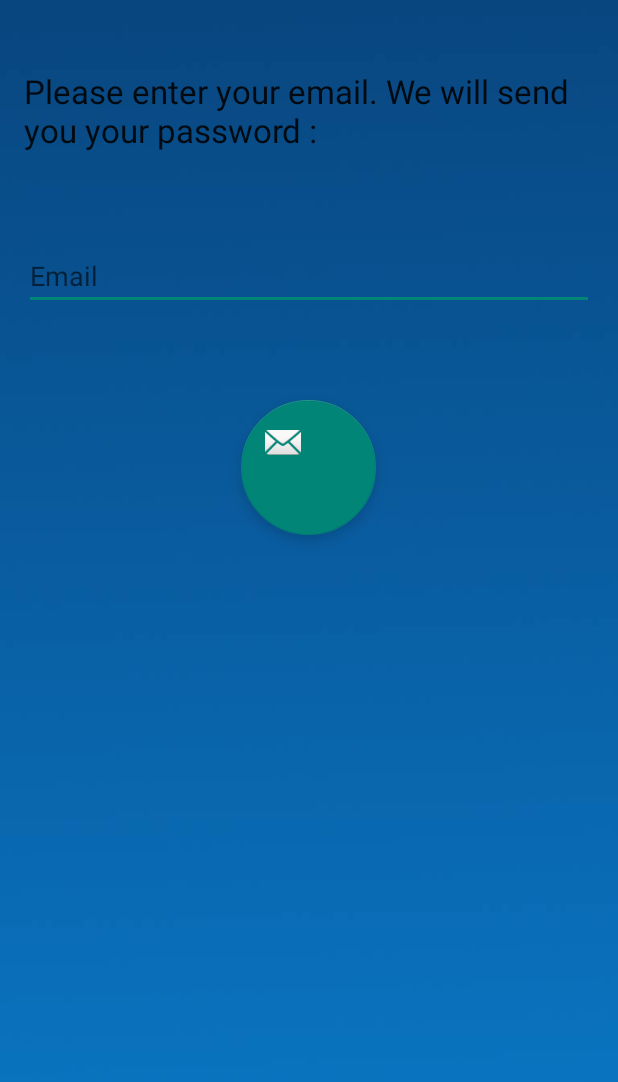
After one commit to Juma94/BattleTap, an Android app: the PasswordForgottenActivity screen opened directly, with no data from a screen before it, on a phone screen of 412 x 824 dp. The commit adds this screen. Shown: the top 1082 px of the screen. Run offline under Robolectric (Android 15) with nearby library versions, the phone set to English and light mode, and no system bars.

Commit message:
Ajout de activity password forgotten

```diff
--- a/app/src/main/AndroidManifest.xml
+++ b/app/src/main/AndroidManifest.xml
@@ -31,6 +31,11 @@
         </activity>
         <activity android:name=".CreateAccountActivity" >
         </activity>
+        <activity
+            android:name=".PasswordForgottenActivity"
+            android:label="@string/title_activity_password_forgotten"
+            android:theme="@style/AppTheme.NoActionBar" >
+        </activity>
     </application>
 
 </manifest>
--- a/app/src/main/java/com/julab/battletap/ConnectionActivity.java
+++ b/app/src/main/java/com/julab/battletap/ConnectionActivity.java
@@ -10,7 +10,7 @@ import android.widget.TextView;
 public class ConnectionActivity extends AppCompatActivity
 {
     private Button btnConnection;
-    private TextView btnCreateAccount;
+    private TextView btnCreateAccount, btnPwdForgotten;
     @Override
     protected void onCreate(Bundle savedInstanceState)
     {
@@ -30,6 +30,13 @@ public class ConnectionActivity extends AppCompatActivity
                 startActivity(new Intent(ConnectionActivity.this,CreateAccountActivity.class));
             }
         });
+        btnPwdForgotten = (TextView)findViewById(R.id.connection_activity_pwdForgottenId);
+        btnPwdForgotten.setOnClickListener(new View.OnClickListener() {
+            @Override
+            public void onClick(View v) {
+                startActivity(new Intent(ConnectionActivity.this,PasswordForgottenActivity.class));
+            }
+        });
     }
 
 }
--- /dev/null
+++ b/app/src/main/java/com/julab/battletap/PasswordForgottenActivity.java
@@ -0,0 +1,27 @@
+package com.julab.battletap;
+
+import android.os.Bundle;
+import android.support.design.widget.FloatingActionButton;
+import android.support.design.widget.Snackbar;
+import android.support.v7.app.AppCompatActivity;
+import android.support.v7.widget.Toolbar;
+import android.view.View;
+
+public class PasswordForgottenActivity extends AppCompatActivity {
+
+    @Override
+    protected void onCreate(Bundle savedInstanceState) {
+        super.onCreate(savedInstanceState);
+        setContentView(R.layout.activity_password_forgotten);
+
+        FloatingActionButton fab = (FloatingActionButton) findViewById(R.id.fab);
+        fab.setOnClickListener(new View.OnClickListener() {
+            @Override
+            public void onClick(View view) {
+                Snackbar.make(view, "Ici on enverra le mail avec le mot de passe", Snackbar.LENGTH_LONG)
+                        .setAction("Action", null).show();
+            }
+        });
+    }
+
+}
--- a/app/src/main/res/drawable/edittext_underline.xml
+++ /dev/null
@@ -1,9 +0,0 @@
-<?xml version="1.0" encoding="utf-8"?>
-<shape xmlns:android="http://schemas.android.com/apk/res/android"
-    android:padding="10dp"
-    android:shape="line" >
-    <stroke
-        android:color="#e66e0d"
-        android:dashWidth="@dimen/activity_horizontal_margin"
-    />
-</shape>
--- a/app/src/main/res/layout/activity_connection.xml
+++ b/app/src/main/res/layout/activity_connection.xml
@@ -89,7 +89,7 @@
             android:layout_height="wrap_content"
             android:textAppearance="?android:attr/textAppearanceSmall"
             android:text="@string/pwdForget"
-            android:id="@+id/textView4"
+            android:id="@+id/connection_activity_pwdForgottenId"
             android:textColor="#0094ff"
             android:textSize="20dp"
             android:layout_alignParentTop="false"
@@ -110,7 +110,7 @@
             android:textStyle="bold"
             android:layout_gravity="center_horizontal"
             android:layout_centerHorizontal="true"
-            android:layout_alignBottom="@+id/textView4"
+            android:layout_alignBottom="@+id/connection_activity_pwdForgottenId"
             android:layout_marginBottom="30dp"/>
 
     </RelativeLayout>
--- /dev/null
+++ b/app/src/main/res/layout/activity_password_forgotten.xml
@@ -0,0 +1,64 @@
+<?xml version="1.0" encoding="utf-8"?>
+<android.support.design.widget.CoordinatorLayout
+    xmlns:android="http://schemas.android.com/apk/res/android"
+    xmlns:app="http://schemas.android.com/apk/res-auto"
+    xmlns:tools="http://schemas.android.com/tools" android:layout_width="match_parent"
+    android:layout_height="match_parent" android:fitsSystemWindows="true"
+    tools:context="com.julab.battletap.PasswordForgottenActivity">
+
+    <RelativeLayout xmlns:android="http://schemas.android.com/apk/res/android"
+        xmlns:tools="http://schemas.android.com/tools"
+        xmlns:app="http://schemas.android.com/apk/res-auto" android:layout_width="match_parent"
+        android:layout_height="match_parent" android:paddingLeft="@dimen/activity_horizontal_margin"
+        android:paddingRight="@dimen/activity_horizontal_margin"
+        android:paddingTop="@dimen/activity_vertical_margin"
+        android:paddingBottom="@dimen/activity_vertical_margin"
+        app:layout_behavior="@string/appbar_scrolling_view_behavior"
+        tools:showIn="@layout/activity_password_forgotten"
+        tools:context="com.julab.battletap.PasswordForgottenActivity"
+        android:background="@drawable/fond_battletap">
+
+        <LinearLayout
+            android:orientation="vertical"
+            android:layout_width="match_parent"
+            android:layout_height="wrap_content"
+            android:layout_gravity="center_horizontal"
+            android:layout_weight="0.07"
+            android:layout_alignParentTop="true"
+            android:layout_alignParentRight="true"
+            android:layout_alignParentEnd="true"
+            android:layout_alignParentBottom="true"
+            android:layout_marginTop="30dp">
+
+            <TextView
+                android:layout_width="wrap_content"
+                android:layout_height="wrap_content"
+                android:textAppearance="?android:attr/textAppearanceLarge"
+                android:text="@string/passwordForgottenText"
+                android:id="@+id/textView"
+                android:layout_weight="0.00" />
+
+            <EditText
+                android:layout_width="match_parent"
+                android:layout_height="wrap_content"
+                android:inputType="textEmailAddress"
+                android:ems="10"
+                android:id="@+id/activity_password_forgottent_editText_email_id"
+                android:hint="@string/EditTextHintEmail"
+                android:layout_marginBottom="60dp"
+                android:layout_weight="0.00"
+                android:layout_marginTop="60dp" />
+
+            <android.support.design.widget.FloatingActionButton android:id="@+id/fab"
+                android:layout_width="90dp"
+                android:layout_height="wrap_content"
+                android:layout_gravity="center_horizontal"
+                android:src="@android:drawable/ic_dialog_email"
+                android:layout_alignParentBottom="true"
+                android:layout_centerHorizontal="true"
+                android:layout_weight="0.03" />
+        </LinearLayout>
+
+    </RelativeLayout>
+
+</android.support.design.widget.CoordinatorLayout>
--- a/app/src/main/res/values/strings.xml
+++ b/app/src/main/res/values/strings.xml
@@ -21,4 +21,7 @@
     <string name="emailCreateAccountDefault">E-mail</string>
     <string name="createAccountButton">Create</string>
     <string name="createAccountBtn">Create account</string>
+    <string name="title_activity_password_forgotten">PasswordForgottenActivity</string>
+    <string name="passwordForgottenText">Please enter your email. We will send you your password : </string>
+    <string name="EditTextHintEmail">Email</string>
 </resources>
```
Also changed, not shown: 34 other files.
